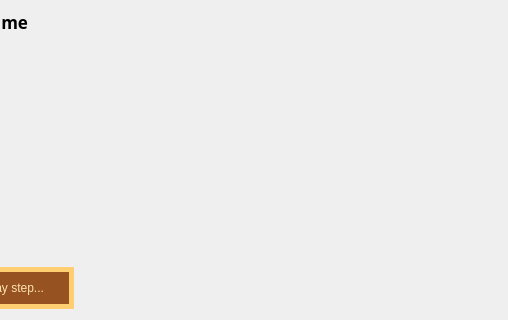
triebltamas/MyChessGame, file Client/frontend/LocalChessWidget.ui: the form before one commit; both pictures show x 81 to 589 and y 229 to 549 of the 868 by 549 pixel window.
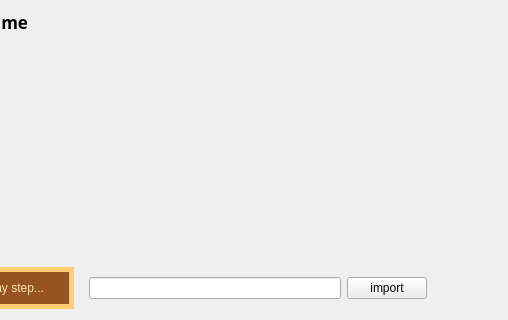
The form after the commit.

Commit message: local game ui bugfix + fen import

What changed in the file:
```diff
--- a/Client/frontend/LocalChessWidget.ui
+++ b/Client/frontend/LocalChessWidget.ui
@@ -112,6 +112,25 @@
        </layout>
       </widget>
      </item>
+     <item>
+      <widget class="QFrame" name="fenFrame">
+       <layout class="QHBoxLayout" name="fenLayout">
+        <property name="rightMargin">
+         <number>1</number>
+        </property>
+        <item>
+         <widget class="QLineEdit" name="fenEdit"/>
+        </item>
+        <item>
+         <widget class="QPushButton" name="importFenButton">
+          <property name="text">
+           <string>import</string>
+          </property>
+         </widget>
+        </item>
+       </layout>
+      </widget>
+     </item>
      <item>
       <spacer name="horizontalSpacer_2">
        <property name="orientation">
```
Left out of the diff: 3 changed lines with no effect on the pictures. The commit also changes 3 other files.
